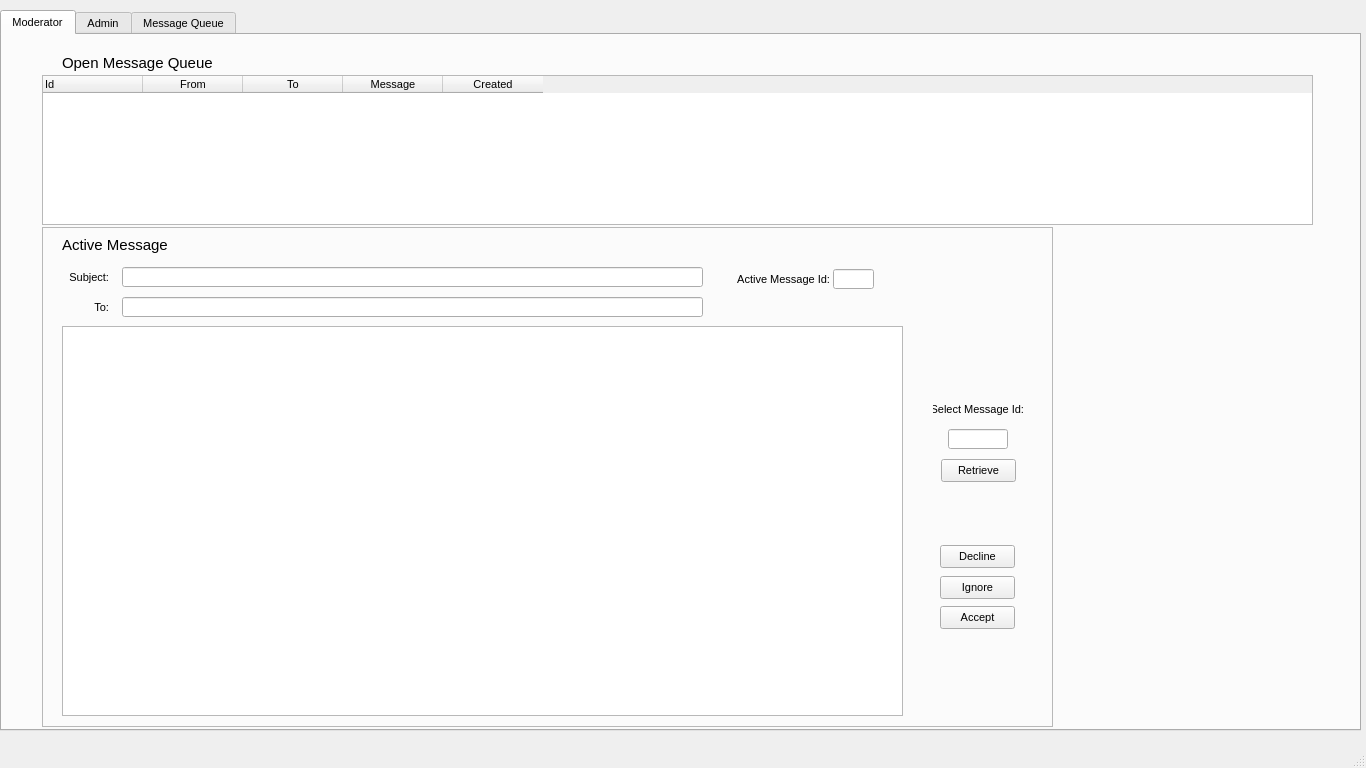
First picture: the form in moderator.ui, repository BobSegrest/eHaW, before the edit.
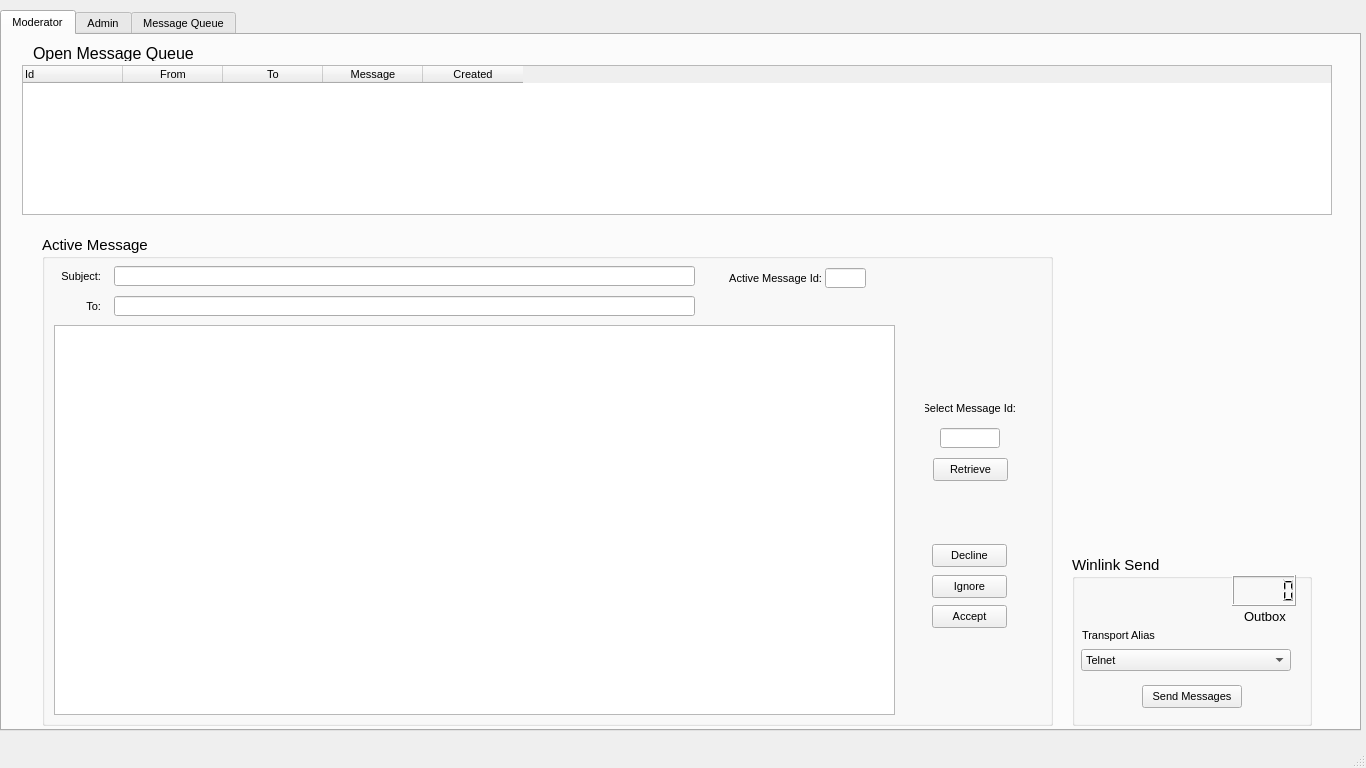
Second picture: the form after the edit. The open tabs and pages were chosen to show the change. Icons and pictures are not drawn.

Commit message: Implemented Sent status update and added gui for Winlink Connect (send) feature

Patch:
```diff
--- a/moderator.ui
+++ b/moderator.ui
@@ -56,9 +56,9 @@
      <widget class="QTableWidget" name="tw_OpenMsgQueue">
       <property name="geometry">
        <rect>
-        <x>40</x>
-        <y>40</y>
-        <width>1271</width>
+        <x>20</x>
+        <y>30</y>
+        <width>1310</width>
         <height>150</height>
        </rect>
       </property>
@@ -97,133 +97,237 @@
      <widget class="QLabel" name="label_5">
       <property name="geometry">
        <rect>
-        <x>60</x>
-        <y>20</y>
-        <width>151</width>
+        <x>31</x>
+        <y>10</y>
+        <width>160</width>
         <height>16</height>
        </rect>
       </property>
       <property name="font">
        <font>
-        <pointsize>11</pointsize>
+        <pointsize>12</pointsize>
        </font>
       </property>
       <property name="text">
        <string>Open Message Queue</string>
       </property>
      </widget>
-     <widget class="QFrame" name="frame_3">
+     <widget class="QGroupBox" name="gb_Send">
+      <property name="geometry">
+       <rect>
+        <x>1070</x>
+        <y>520</y>
+        <width>240</width>
+        <height>171</height>
+       </rect>
+      </property>
+      <property name="font">
+       <font>
+        <pointsize>11</pointsize>
+       </font>
+      </property>
+      <property name="title">
+       <string>Winlink Send</string>
+      </property>
+      <widget class="QLCDNumber" name="lcd_OutCount">
+       <property name="geometry">
+        <rect>
+         <x>160</x>
+         <y>20</y>
+         <width>64</width>
+         <height>31</height>
+        </rect>
+       </property>
+       <property name="font">
+        <font>
+         <pointsize>11</pointsize>
+        </font>
+       </property>
+      </widget>
+      <widget class="QLabel" name="label_13">
+       <property name="geometry">
+        <rect>
+         <x>172</x>
+         <y>55</y>
+         <width>47</width>
+         <height>13</height>
+        </rect>
+       </property>
+       <property name="font">
+        <font>
+         <pointsize>10</pointsize>
+        </font>
+       </property>
+       <property name="text">
+        <string>Outbox</string>
+       </property>
+      </widget>
+      <widget class="QLabel" name="label_14">
+       <property name="geometry">
+        <rect>
+         <x>10</x>
+         <y>74</y>
+         <width>80</width>
+         <height>13</height>
+        </rect>
+       </property>
+       <property name="font">
+        <font>
+         <pointsize>8</pointsize>
+        </font>
+       </property>
+       <property name="text">
+        <string>Transport Alias</string>
+       </property>
+      </widget>
+      <widget class="QComboBox" name="cb_Transport">
+       <property name="geometry">
+        <rect>
+         <x>9</x>
+         <y>94</y>
+         <width>210</width>
+         <height>22</height>
+        </rect>
+       </property>
+       <property name="font">
+        <font>
+         <pointsize>8</pointsize>
+        </font>
+       </property>
+       <item>
+        <property name="text">
+         <string>Telnet</string>
+        </property>
+       </item>
+      </widget>
+      <widget class="QPushButton" name="pb_Send">
+       <property name="geometry">
+        <rect>
+         <x>70</x>
+         <y>130</y>
+         <width>100</width>
+         <height>23</height>
+        </rect>
+       </property>
+       <property name="font">
+        <font>
+         <pointsize>8</pointsize>
+        </font>
+       </property>
+       <property name="text">
+        <string>Send Messages</string>
+       </property>
+      </widget>
+     </widget>
+     <widget class="QGroupBox" name="gb_ActMsg">
       <property name="geometry">
        <rect>
         <x>40</x>
-        <y>192</y>
+        <y>200</y>
         <width>1011</width>
-        <height>500</height>
+        <height>491</height>
        </rect>
       </property>
-      <property name="frameShape">
-       <enum>QFrame::StyledPanel</enum>
+      <property name="font">
+       <font>
+        <pointsize>11</pointsize>
+       </font>
       </property>
-      <property name="frameShadow">
-       <enum>QFrame::Raised</enum>
+      <property name="title">
+       <string>Active Message</string>
       </property>
-      <widget class="QLabel" name="label_6">
-       <property name="geometry">
-        <rect>
-         <x>20</x>
-         <y>10</y>
-         <width>141</width>
-         <height>16</height>
-        </rect>
-       </property>
-       <property name="font">
-        <font>
-         <pointsize>11</pointsize>
-        </font>
-       </property>
-       <property name="text">
-        <string>Active Message</string>
-       </property>
-      </widget>
-      <widget class="QPushButton" name="pb_ActMsgAccept">
-       <property name="geometry">
-        <rect>
-         <x>898</x>
-         <y>379</y>
-         <width>75</width>
-         <height>23</height>
-        </rect>
-       </property>
-       <property name="text">
-        <string>Accept</string>
-       </property>
-      </widget>
-      <widget class="QPushButton" name="pb_ActMsgIgnore">
-       <property name="geometry">
-        <rect>
-         <x>898</x>
-         <y>349</y>
-         <width>75</width>
-         <height>23</height>
-        </rect>
-       </property>
-       <property name="text">
-        <string>Ignore</string>
-       </property>
-      </widget>
-      <widget class="QPushButton" name="pb_ActMsgDecline">
-       <property name="geometry">
-        <rect>
-         <x>898</x>
-         <y>318</y>
-         <width>75</width>
-         <height>23</height>
-        </rect>
-       </property>
-       <property name="text">
-        <string>Decline</string>
-       </property>
-      </widget>
-      <widget class="QLineEdit" name="le_ActMsgSelectId">
-       <property name="geometry">
-        <rect>
-         <x>906</x>
-         <y>202</y>
-         <width>60</width>
-         <height>20</height>
-        </rect>
-       </property>
-       <property name="font">
-        <font>
-         <pointsize>10</pointsize>
-        </font>
-       </property>
-       <property name="alignment">
-        <set>Qt::AlignCenter</set>
-       </property>
-      </widget>
       <widget class="QPushButton" name="pb_ActMsgRetrieve">
        <property name="geometry">
         <rect>
-         <x>899</x>
-         <y>232</y>
+         <x>891</x>
+         <y>223</y>
          <width>75</width>
          <height>23</height>
         </rect>
        </property>
+       <property name="font">
+        <font>
+         <pointsize>8</pointsize>
+        </font>
+       </property>
        <property name="text">
         <string>Retrieve</string>
        </property>
       </widget>
+      <widget class="QLabel" name="label_8">
+       <property name="geometry">
+        <rect>
+         <x>12</x>
+         <y>65</y>
+         <width>47</width>
+         <height>13</height>
+        </rect>
+       </property>
+       <property name="font">
+        <font>
+         <pointsize>8</pointsize>
+        </font>
+       </property>
+       <property name="text">
+        <string>To:</string>
+       </property>
+       <property name="alignment">
+        <set>Qt::AlignRight|Qt::AlignTrailing|Qt::AlignVCenter</set>
+       </property>
+      </widget>
+      <widget class="QPushButton" name="pb_ActMsgDecline">
+       <property name="geometry">
+        <rect>
+         <x>890</x>
+         <y>309</y>
+         <width>75</width>
+         <height>23</height>
+        </rect>
+       </property>
+       <property name="font">
+        <font>
+         <pointsize>8</pointsize>
+        </font>
+       </property>
+       <property name="text">
+        <string>Decline</string>
+       </property>
+      </widget>
+      <widget class="QLabel" name="label_7">
+       <property name="geometry">
+        <rect>
+         <x>12</x>
+         <y>35</y>
+         <width>47</width>
+         <height>13</height>
+        </rect>
+       </property>
+       <property name="font">
+        <font>
+         <pointsize>8</pointsize>
+        </font>
+       </property>
+       <property name="text">
+        <string>Subject:</string>
+       </property>
+       <property name="alignment">
+        <set>Qt::AlignRight|Qt::AlignTrailing|Qt::AlignVCenter</set>
+       </property>
+      </widget>
       <widget class="QLabel" name="label_11">
        <property name="geometry">
         <rect>
-         <x>891</x>
-         <y>172</y>
+         <x>883</x>
+         <y>163</y>
          <width>91</width>
          <height>20</height>
         </rect>
        </property>
+       <property name="font">
+        <font>
+         <pointsize>8</pointsize>
+        </font>
+       </property>
        <property name="text">
         <string>Select Message Id:</string>
        </property>
@@ -231,110 +335,68 @@
         <set>Qt::AlignRight|Qt::AlignTrailing|Qt::AlignVCenter</set>
        </property>
       </widget>
-      <widget class="QTextBrowser" name="tb_ActiveMessage">
-       <property name="geometry">
-        <rect>
-         <x>20</x>
-         <y>99</y>
-         <width>841</width>
-         <height>390</height>
-        </rect>
-       </property>
-       <property name="font">
-        <font>
-         <pointsize>10</pointsize>
-        </font>
-       </property>
-      </widget>
-      <widget class="QLineEdit" name="le_ActSubject">
-       <property name="geometry">
-        <rect>
-         <x>80</x>
-         <y>40</y>
-         <width>581</width>
-         <height>20</height>
-        </rect>
-       </property>
-       <property name="font">
-        <font>
-         <pointsize>10</pointsize>
-        </font>
-       </property>
-      </widget>
       <widget class="QLineEdit" name="le_ActMsgId">
        <property name="geometry">
         <rect>
-         <x>791</x>
-         <y>42</y>
+         <x>783</x>
+         <y>33</y>
          <width>41</width>
          <height>20</height>
         </rect>
        </property>
        <property name="font">
         <font>
-         <pointsize>10</pointsize>
+         <pointsize>8</pointsize>
         </font>
        </property>
        <property name="alignment">
         <set>Qt::AlignCenter</set>
        </property>
       </widget>
+      <widget class="QLineEdit" name="le_ActSubject">
+       <property name="geometry">
+        <rect>
+         <x>72</x>
+         <y>31</y>
+         <width>581</width>
+         <height>20</height>
+        </rect>
+       </property>
+       <property name="font">
+        <font>
+         <pointsize>8</pointsize>
+        </font>
+       </property>
+      </widget>
       <widget class="QLineEdit" name="le_ActTo">
        <property name="geometry">
         <rect>
-         <x>80</x>
-         <y>70</y>
+         <x>72</x>
+         <y>61</y>
          <width>581</width>
          <height>20</height>
         </rect>
        </property>
        <property name="font">
         <font>
-         <pointsize>10</pointsize>
+         <pointsize>8</pointsize>
         </font>
        </property>
       </widget>
-      <widget class="QLabel" name="label_7">
-       <property name="geometry">
-        <rect>
-         <x>20</x>
-         <y>44</y>
-         <width>47</width>
-         <height>13</height>
-        </rect>
-       </property>
-       <property name="text">
-        <string>Subject:</string>
-       </property>
-       <property name="alignment">
-        <set>Qt::AlignRight|Qt::AlignTrailing|Qt::AlignVCenter</set>
-       </property>
-      </widget>
-      <widget class="QLabel" name="label_8">
-       <property name="geometry">
-        <rect>
-         <x>20</x>
-         <y>74</y>
-         <width>47</width>
-         <height>13</height>
-        </rect>
-       </property>
-       <property name="text">
-        <string>To:</string>
-       </property>
-       <property name="alignment">
-        <set>Qt::AlignRight|Qt::AlignTrailing|Qt::AlignVCenter</set>
-       </property>
-      </widget>
       <widget class="QLabel" name="label_9">
        <property name="geometry">
         <rect>
-         <x>687</x>
-         <y>42</y>
+         <x>679</x>
+         <y>33</y>
          <width>101</width>
          <height>20</height>
         </rect>
        </property>
+       <property name="font">
+        <font>
+         <pointsize>8</pointsize>
+        </font>
+       </property>
        <property name="text">
         <string>Active Message Id:</string>
        </property>
@@ -342,6 +404,75 @@
         <set>Qt::AlignRight|Qt::AlignTrailing|Qt::AlignVCenter</set>
        </property>
       </widget>
+      <widget class="QTextBrowser" name="tb_ActiveMessage">
+       <property name="geometry">
+        <rect>
+         <x>12</x>
+         <y>90</y>
+         <width>841</width>
+         <height>390</height>
+        </rect>
+       </property>
+       <property name="font">
+        <font>
+         <pointsize>10</pointsize>
+        </font>
+       </property>
+      </widget>
+      <widget class="QPushButton" name="pb_ActMsgAccept">
+       <property name="geometry">
+        <rect>
+         <x>890</x>
+         <y>370</y>
+         <width>75</width>
+         <height>23</height>
+        </rect>
+       </property>
+       <property name="font">
+        <font>
+         <pointsize>8</pointsize>
+        </font>
+       </property>
+       <property name="text">
+        <string>Accept</string>
+       </property>
+      </widget>
+      <widget class="QLineEdit" name="le_ActMsgSelectId">
+       <property name="geometry">
+        <rect>
+         <x>898</x>
+         <y>193</y>
+         <width>60</width>
+         <height>20</height>
+        </rect>
+       </property>
+       <property name="font">
+        <font>
+         <pointsize>8</pointsize>
+        </font>
+       </property>
+       <property name="alignment">
+        <set>Qt::AlignCenter</set>
+       </property>
+      </widget>
+      <widget class="QPushButton" name="pb_ActMsgIgnore">
+       <property name="geometry">
+        <rect>
+         <x>890</x>
+         <y>340</y>
+         <width>75</width>
+         <height>23</height>
+        </rect>
+       </property>
+       <property name="font">
+        <font>
+         <pointsize>8</pointsize>
+        </font>
+       </property>
+       <property name="text">
+        <string>Ignore</string>
+       </property>
+      </widget>
      </widget>
     </widget>
     <widget class="QWidget" name="tab_Admin">
```
Left out of the diff: 7 changed lines with no effect on the pictures. The commit also changes 3 other files.
